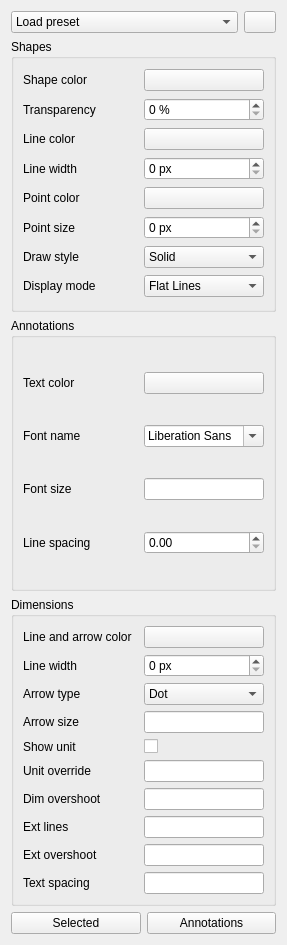
Before: the Qt Designer form src/Mod/Draft/Resources/ui/TaskPanel_SetStyle.ui in southseact-3d/fcd, drawn with Qt 5.
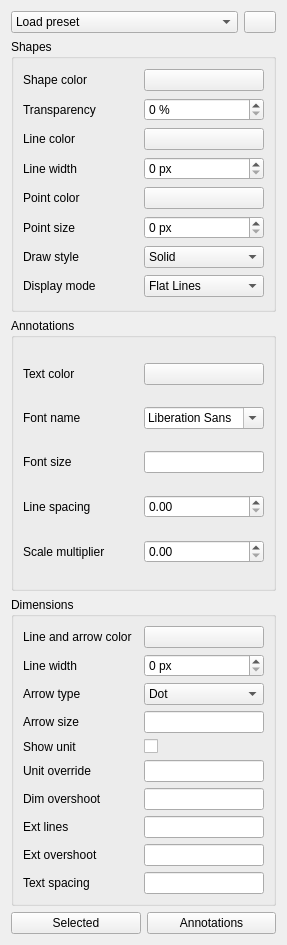
After: the same form once the commit is applied. Icons and pictures are not drawn. Custom widgets are drawn as their Qt base class.

Commit message:
Draft: Introduce DefaultAnnoScaleMultiplier parameter
This parameter replaces DraftAnnotationScale.

The parameter can be changed in the preferences and with the Draft_SetStyle command.

Patch:
```diff
--- a/src/Mod/Draft/Resources/ui/TaskPanel_SetStyle.ui
+++ b/src/Mod/Draft/Resources/ui/TaskPanel_SetStyle.ui
@@ -273,6 +273,21 @@
         </property>
        </widget>
       </item>
+      <item row="4" column="0">
+       <widget class="QLabel" name="label_ScaleMultiplier">
+        <property name="text">
+         <string>Scale multiplier</string>
+        </property>
+       </widget>
+      </item>
+      <item row="4" column="1">
+       <widget class="QDoubleSpinBox" name="ScaleMultiplier">
+        <property name="toolTip">
+         <string>The annotation scale multiplier is the inverse of the scale set in the 
+Annotation scale widget. If the scale is 1:100 the multiplier is 100.</string>
+        </property>
+       </widget>
+      </item>
      </layout>
     </widget>
    </item>
```
The commit also changes 6 other files.
